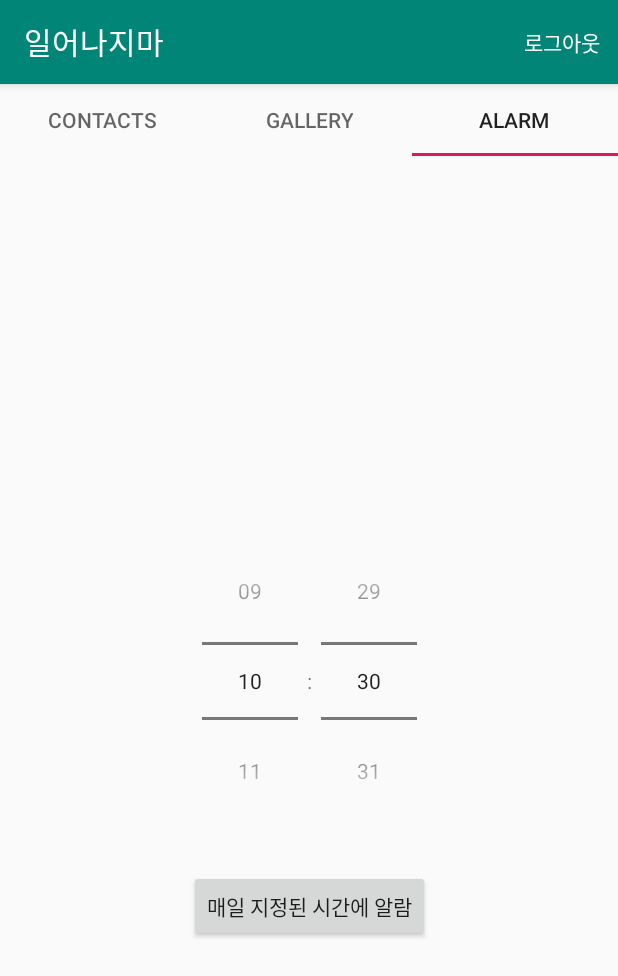
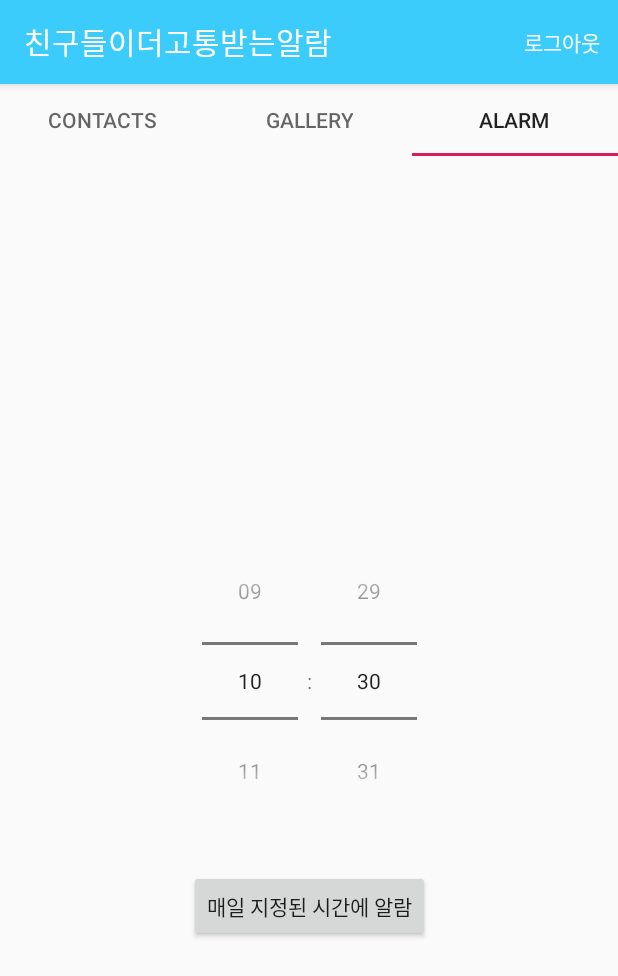
Before and after one commit to KimJS0328/Madcamp_Project_2, an Android app: the MainActivity screen opened directly, with no data from a screen before it, tab 3 chosen, on a phone screen of 412 x 824 dp. Shown: the top 976 px of the screen. Run offline under Robolectric (Android 15) with nearby library versions, the phone set to English and light mode, and no system bars; our stand-ins replace Picasso; libraries missing offline, so code that uses them is left out: com.facebook, com.facebook.login; pictures from the network do not load; 1 statement that could not run was skipped.

Commit message:
"ending"

```diff
--- a/app/src/main/res/values/strings.xml
+++ b/app/src/main/res/values/strings.xml
@@ -1,4 +1,4 @@
 <resources>
-    <string name="app_name">일어나지마</string>
+    <string name="app_name">친구들이더고통받는알람</string>
     <string name="facebook_app_key">498332734221433</string>
 </resources>
--- a/app/src/main/res/values/styles.xml
+++ b/app/src/main/res/values/styles.xml
@@ -3,7 +3,7 @@
     <!-- Base application theme. -->
     <style name="AppTheme" parent="Theme.AppCompat.Light.DarkActionBar">
         <!-- Customize your theme here. -->
-        <item name="colorPrimary">@color/colorPrimary</item>
+        <item name="colorPrimary">#3cccfc</item>
         <item name="colorPrimaryDark">@color/colorPrimaryDark</item>
         <item name="colorAccent">@color/colorAccent</item>
     </style>
```
